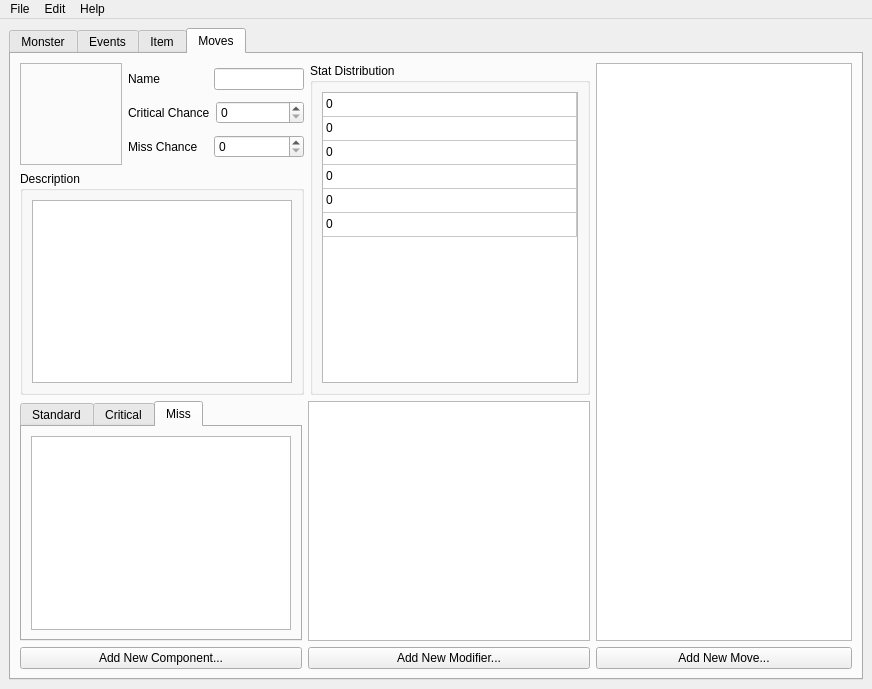
Above: editor/ui/editor.ui from SodaCookie/rpeg before the change. Below: the same form after it.
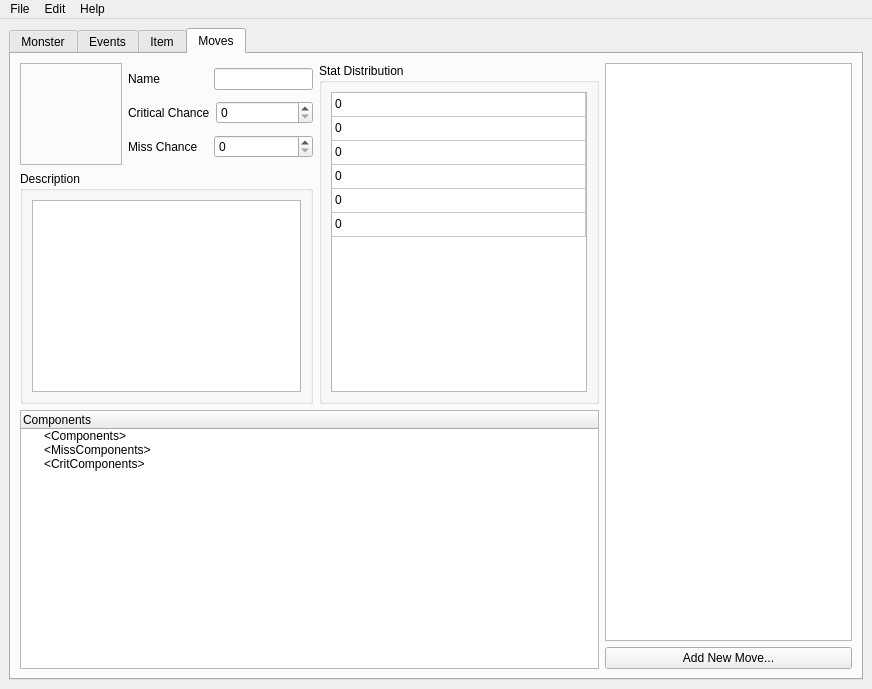
That is the form after the change.

Commit message: Editor now checks for a value, editor ui updated to handle nested components

```diff
--- a/editor/ui/editor.ui
+++ b/editor/ui/editor.ui
@@ -862,9 +862,9 @@
        <attribute name="title">
         <string>Moves</string>
        </attribute>
-       <layout class="QHBoxLayout" name="horizontalLayout_23" stretch="1,0">
+       <layout class="QHBoxLayout" name="horizontalLayout_16">
         <item>
-         <layout class="QVBoxLayout" name="verticalLayout_17" stretch="1,0">
+         <layout class="QVBoxLayout" name="verticalLayout_16">
           <item>
            <layout class="QHBoxLayout" name="horizontalLayout_20" stretch="1,0">
             <item>
@@ -1157,71 +1157,51 @@
            </layout>
           </item>
           <item>
-           <layout class="QHBoxLayout" name="horizontalLayout_21">
+           <layout class="QVBoxLayout" name="verticalLayout_15">
             <item>
-             <layout class="QVBoxLayout" name="verticalLayout_15">
+             <widget class="QTreeWidget" name="componentList">
+              <property name="contextMenuPolicy">
+               <enum>Qt::CustomContextMenu</enum>
+              </property>
+              <attribute name="headerDefaultSectionSize">
+               <number>500</number>
+              </attribute>
+              <attribute name="headerMinimumSectionSize">
+               <number>100</number>
+              </attribute>
+              <attribute name="headerStretchLastSection">
+               <bool>true</bool>
+              </attribute>
+              <column>
+               <property name="text">
+                <string>Components</string>
+               </property>
+              </column>
               <item>
-               <widget class="QTabWidget" name="tabWidget_2">
-                <property name="currentIndex">
-                 <number>2</number>
-                </property>
-                <widget class="QWidget" name="tab_2">
-                 <attribute name="title">
-                  <string>Standard</string>
-                 </attribute>
-                 <layout class="QHBoxLayout" name="horizontalLayout_16">
-                  <item>
-                   <widget class="QListWidget" name="compList"/>
-                  </item>
-                 </layout>
-                </widget>
-                <widget class="QWidget" name="tab_3">
-                 <attribute name="title">
-                  <string>Critical</string>
-                 </attribute>
-                 <layout class="QVBoxLayout" name="verticalLayout_19">
-                  <item>
-                   <widget class="QListWidget" name="critList"/>
-                  </item>
-                 </layout>
-                </widget>
-                <widget class="QWidget" name="tab_4">
-                 <attribute name="title">
-                  <string>Miss</string>
-                 </attribute>
-                 <layout class="QVBoxLayout" name="verticalLayout_18">
-                  <item>
-                   <widget class="QListWidget" name="missList"/>
-                  </item>
-                 </layout>
-                </widget>
-               </widget>
+               <property name="text">
+                <string>&lt;Components&gt;</string>
+               </property>
+               <property name="flags">
+                <set>ItemIsUserCheckable|ItemIsEnabled</set>
+               </property>
               </item>
               <item>
-               <widget class="QPushButton" name="newComponent">
-                <property name="text">
-                 <string>Add New Component...</string>
-                </property>
-               </widget>
+               <property name="text">
+                <string>&lt;MissComponents&gt;</string>
+               </property>
+               <property name="flags">
+                <set>ItemIsUserCheckable|ItemIsEnabled</set>
+               </property>
               </item>
-             </layout>
-            </item>
-            <item>
-             <layout class="QVBoxLayout" name="verticalLayout_16">
               <item>
-               <widget class="QListWidget" name="modifierList"/>
+               <property name="text">
+                <string>&lt;CritComponents&gt;</string>
+               </property>
+               <property name="flags">
+                <set>ItemIsUserCheckable|ItemIsEnabled</set>
+               </property>
               </item>
-              <item>
-               <widget class="QPushButton" name="newModifier">
-                <property name="text">
-                 <string>Add New Modifier...</string>
-                </property>
-                <property name="flat">
-                 <bool>false</bool>
-                </property>
-               </widget>
-              </item>
-             </layout>
+             </widget>
             </item>
            </layout>
           </item>
```
Left out of the diff: 1 changed line with no effect on the pictures. The commit also changes 6 other files.
